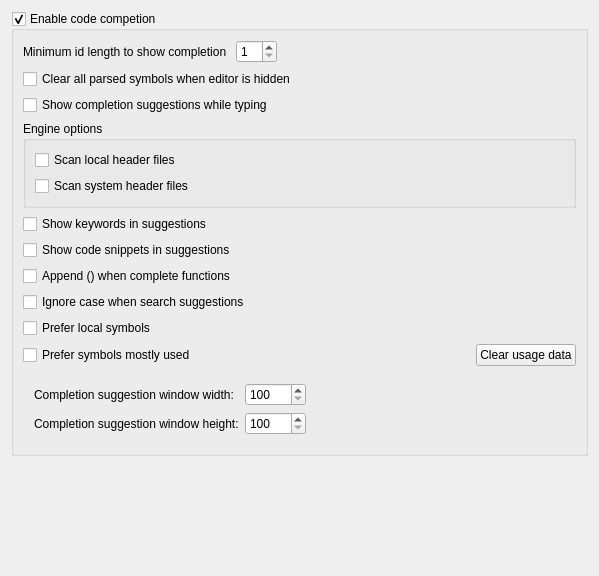
Above: RedPandaIDE/settingsdialog/editorcodecompletionwidget.ui from royqh1979/RedPanda-CPP before the change. Below: the same form after it.
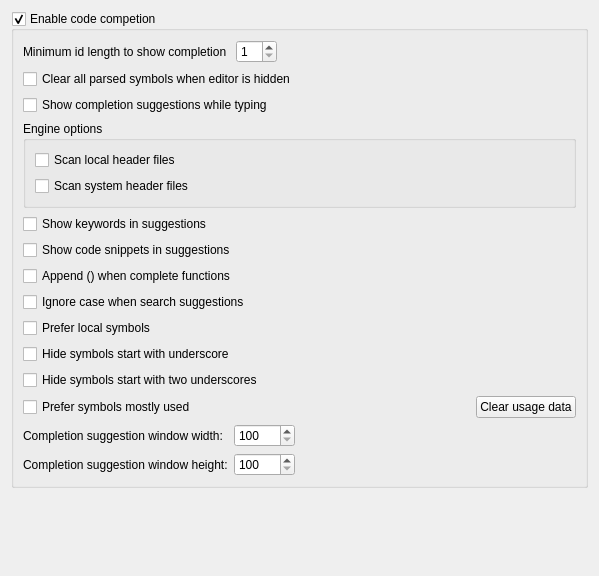
That is the form after the change.

Commit message: - enhancement: enable group undo   - enhancement: add option "hide symbols start with underscore" and "hide synbols start with two underscore"   - fix: can't rename project files that not openned in editor   - fix: dpi changes in CPU window shouldn't affect main window

```diff
--- a/RedPandaIDE/settingsdialog/editorcodecompletionwidget.ui
+++ b/RedPandaIDE/settingsdialog/editorcodecompletionwidget.ui
@@ -146,6 +146,20 @@
         </property>
        </widget>
       </item>
+      <item>
+       <widget class="QCheckBox" name="chkHideSymbolsStartWithUnderline">
+        <property name="text">
+         <string>Hide symbols start with underscore</string>
+        </property>
+       </widget>
+      </item>
+      <item>
+       <widget class="QCheckBox" name="chkHideSymbolsStartWithTwoUnderline">
+        <property name="text">
+         <string>Hide symbols start with two underscores</string>
+        </property>
+       </widget>
+      </item>
       <item>
        <widget class="QWidget" name="widget" native="true">
         <layout class="QHBoxLayout" name="horizontalLayout">
@@ -195,10 +209,16 @@
        <widget class="QWidget" name="widget_2" native="true">
         <layout class="QGridLayout" name="gridLayout">
          <property name="leftMargin">
-          <number>11</number>
+          <number>0</number>
          </property>
          <property name="topMargin">
-          <number>11</number>
+          <number>0</number>
+         </property>
+         <property name="rightMargin">
+          <number>0</number>
+         </property>
+         <property name="bottomMargin">
+          <number>0</number>
          </property>
          <item row="0" column="0">
           <widget class="QLabel" name="label">
```
The commit also changes 16 other files.
